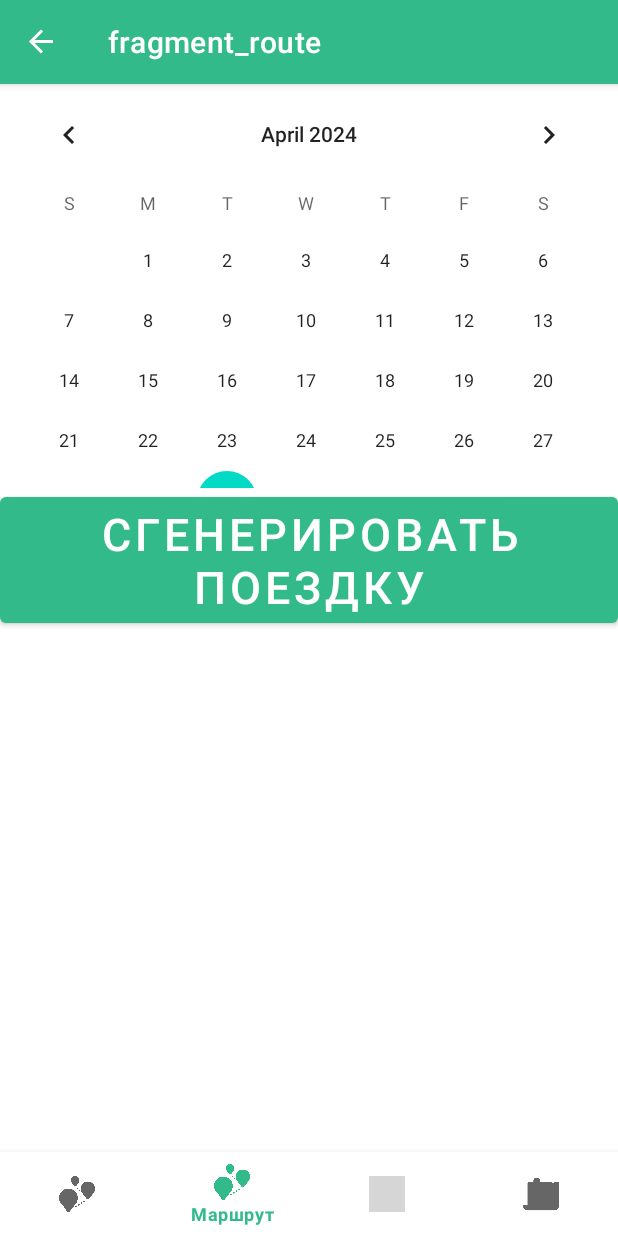
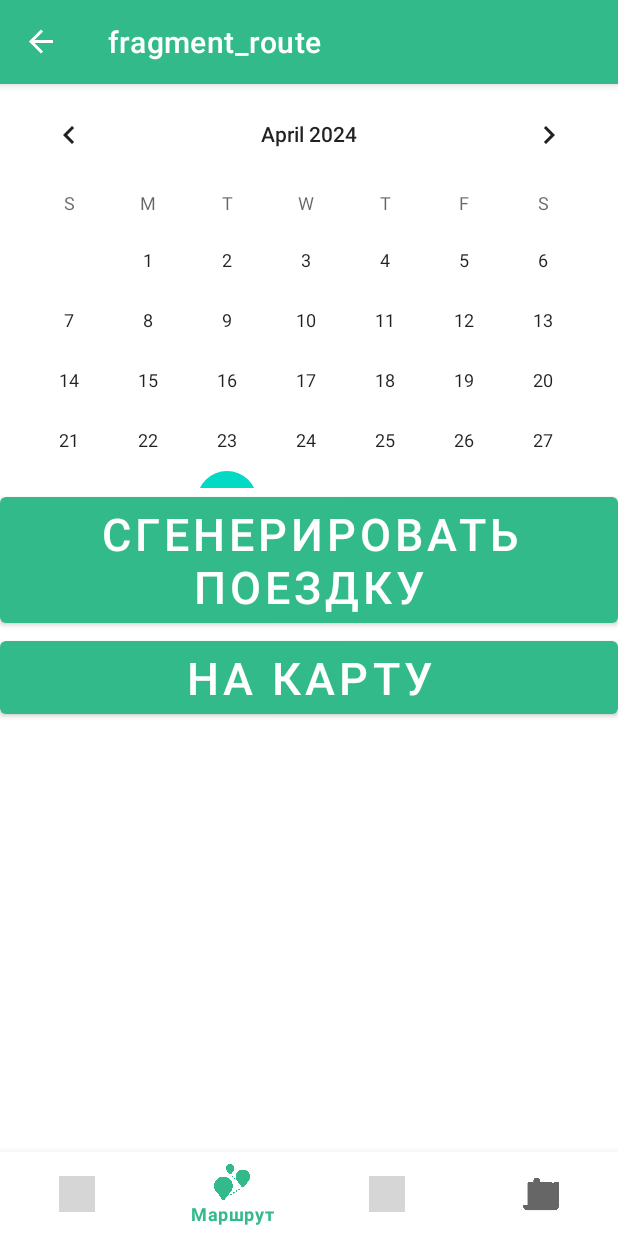
Before and after one commit to OgurecRoman/TravelApp, an Android app: the RouteFragment screen opened through its navigation route, on a phone screen of 412 x 824 dp. Run offline under Robolectric (Android 15) with nearby library versions, the phone set to English and light mode, and no system bars; our stand-ins replace navigation-ui; libraries missing offline, so code that uses them is left out: com.yandex.mapkit; plain views replace MapView; grey boxes are pictures that could not be loaded.

Commit message:
add map ! (and it works!!!)

```diff
--- a/app/src/main/java/com/example/myapplication/MainActivity.java
+++ b/app/src/main/java/com/example/myapplication/MainActivity.java
@@ -14,13 +14,16 @@ import android.view.View;
 import android.widget.Button;
 
 import com.google.android.material.bottomnavigation.BottomNavigationView;
+import com.yandex.mapkit.MapKitFactory;
+import com.yandex.mapkit.mapview.MapView;
 
 public class MainActivity extends AppCompatActivity {
-
     @Override
     protected void onCreate(Bundle savedInstanceState) {
         super.onCreate(savedInstanceState);
         setContentView(R.layout.activity_main);
+
+
 
         BottomNavigationView nav_view = findViewById(R.id.nav_view);
         NavController navController = Navigation.findNavController(this, R.id.my_nav_graph); // стрелочка назад
--- a/app/src/main/java/com/example/myapplication/RouteFragment.java
+++ b/app/src/main/java/com/example/myapplication/RouteFragment.java
@@ -1,5 +1,6 @@
 package com.example.myapplication;
 
+import android.content.Intent;
 import android.os.Bundle;
 
 import androidx.fragment.app.Fragment;
@@ -10,35 +11,19 @@ import android.view.View;
 import android.view.ViewGroup;
 import android.widget.Button;
 
-/**
- * A simple {@link Fragment} subclass.
- * Use the {@link RouteFragment#newInstance} factory method to
- * create an instance of this fragment.
- */
+import com.google.android.gms.maps.SupportMapFragment;
+import com.yandex.mapkit.MapKitFactory;
+import com.yandex.mapkit.mapview.MapView;
+
 public class RouteFragment extends Fragment {
-
-    // TODO: Rename parameter arguments, choose names that match
-    // the fragment initialization parameters, e.g. ARG_ITEM_NUMBER
     private static final String ARG_PARAM1 = "param1";
     private static final String ARG_PARAM2 = "param2";
-
-    // TODO: Rename and change types of parameters
     private String mParam1;
     private String mParam2;
 
     public RouteFragment() {
-        // Required empty public constructor
     }
 
-    /**
-     * Use this factory method to create a new instance of
-     * this fragment using the provided parameters.
-     *
-     * @param param1 Parameter 1.
-     * @param param2 Parameter 2.
-     * @return A new instance of fragment RouteFragment.
-     */
-    // TODO: Rename and change types and number of parameters
     public static RouteFragment newInstance(String param1, String param2) {
         RouteFragment fragment = new RouteFragment();
         Bundle args = new Bundle();
@@ -65,6 +50,15 @@ public class RouteFragment extends Fragment {
         Button btn_next = view.findViewById(R.id.next);
         btn_next.setOnClickListener(Navigation.createNavigateOnClickListener(R.id.action_routeFragment_to_weatherFragment));
 
+        Button btn_map = view.findViewById(R.id.btn_to_map);
+        btn_map.setOnClickListener(new View.OnClickListener() {
+            @Override
+            public void onClick(View v) {
+                Intent intent = new Intent(getActivity(), MapActivity.class);
+                startActivity(intent);
+            }
+        });
+
         return view;
     }
 }
--- a/app/src/main/res/layout/fragment_route.xml
+++ b/app/src/main/res/layout/fragment_route.xml
@@ -4,17 +4,11 @@
     android:layout_width="match_parent"
     android:layout_height="match_parent">
 
-<!--    <com.yandex.mapkit.mapview.MapView-->
-<!--        android:id="@+id/map"-->
-<!--        android:layout_width="match_parent"-->
-<!--        android:layout_height="300dp">-->
+    <CalendarView
+        android:layout_width="match_parent"
+        android:layout_height="269dp">
 
-<!--    </com.yandex.mapkit.mapview.MapView>-->
-
-    <CalendarView
-        android:id="@+id/calendarView2"
-        android:layout_width="match_parent"
-        android:layout_height="269dp" />
+    </CalendarView>
 
     <Button
         android:id="@+id/next"
@@ -23,4 +17,11 @@
         android:text="Сгенерировать поездку"
         android:textSize="30dp"/>
 
+    <Button
+        android:id="@+id/btn_to_map"
+        android:layout_width="match_parent"
+        android:layout_height="wrap_content"
+        android:text="На карту"
+        android:textSize="30dp"/>
+
 </LinearLayout>
--- a/app/src/main/res/menu/menu_nav.xml
+++ b/app/src/main/res/menu/menu_nav.xml
@@ -2,7 +2,7 @@
 <menu xmlns:android="http://schemas.android.com/apk/res/android">
     <item
         android:id="@+id/homepageFragment"
-        android:icon="@drawable/map"
+        android:icon="@drawable/luggage"
         android:title="Главная"
         />
 
--- a/app/src/main/res/navigation/nav_graph.xml
+++ b/app/src/main/res/navigation/nav_graph.xml
@@ -22,6 +22,9 @@
         <action
             android:id="@+id/action_routeFragment_to_weatherFragment"
             app:destination="@id/weatherFragment" />
+        <action
+            android:id="@+id/action_routeFragment_to_mapActivity"
+            app:destination="@id/mapActivity" />
     </fragment>
     <fragment
         android:id="@+id/weatherFragment"
@@ -37,4 +40,9 @@
         android:name="com.example.myapplication.TODOFragment"
         android:label="fragment_t_o_d_o"
         tools:layout="@layout/fragment_t_o_d_o" />
+    <activity
+        android:id="@+id/mapActivity"
+        android:name="com.example.myapplication.MapActivity"
+        android:label="activity_map"
+        tools:layout="@layout/activity_map" />
 </navigation>
--- a/app/src/main/res/values/strings.xml
+++ b/app/src/main/res/values/strings.xml
@@ -1,4 +1,5 @@
 <resources>
     <string name="app_name">My Application</string>
     <string name="hello_blank_fragment">Hello blank fragment</string>
+    <string name="title_activity_map">MapActivity</string>
 </resources>
--- a/build.gradle.kts
+++ b/build.gradle.kts
@@ -1,4 +1,5 @@
 // Top-level build file where you can add configuration options common to all sub-projects/modules.
 plugins {
     id("com.android.application") version "8.1.2" apply false
+    id("org.jetbrains.kotlin.android") version "1.8.10" apply false
 }
```
Also changed, not shown: app/build.gradle.kts (+30 -1 lines), app/src/main/AndroidManifest.xml (+7 -1 lines), app/src/main/java/com/example/myapplication/App.java (added, +16 -0 lines), app/src/main/java/com/example/myapplication/MapActivity.java (added, +47 -0 lines), app/src/main/res/layout/activity_map.xml (added, +29 -0 lines), settings.gradle.kts (+4 -4 lines).
